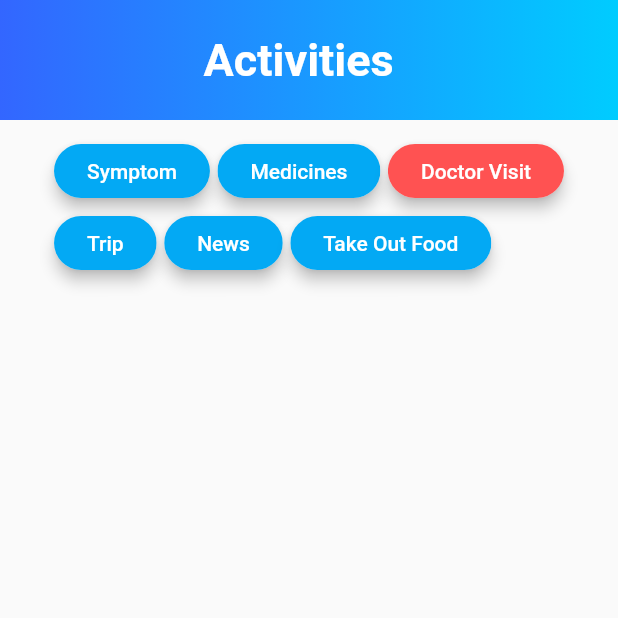
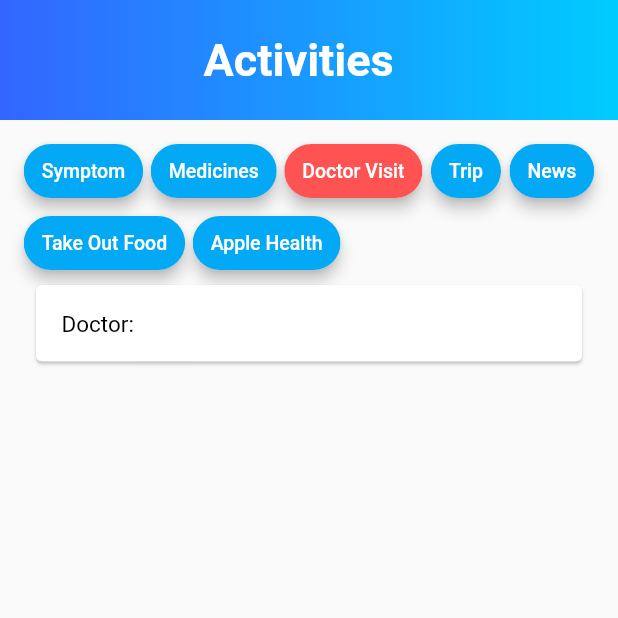
Before and after one commit to DiedInGraz/6234, a Flutter app: the Activity screen opened directly, after a tap on "Doctor Visit", on a phone screen of 412 x 824 dp, the top half of it. Run offline on Flutter 3.47's test engine with Material 2 defaults, Android fonts, the phone set to English and light mode, and no system bars; drawn by our look-alikes of flutter_slidable; our stand-ins replace cloud_firestore, firebase_auth, firebase_core; missing offline and left inert: health; accounts and stored records are empty; Roboto replaces fonts that are missing (Poppins).

Commit message:
update health data in activity page

```diff
--- a/lib/home/Activity.dart
+++ b/lib/home/Activity.dart
@@ -1,6 +1,7 @@
 import 'package:flutter/material.dart';
 import 'package:cs6234/home/Toolbar.dart';
 import 'package:cloud_firestore/cloud_firestore.dart';
+import 'package:firebase_auth/firebase_auth.dart';
 import 'package:flutter_slidable/flutter_slidable.dart';
 import 'package:cs6234/pages/Symptom.dart';
 import 'package:cs6234/pages/Medicines.dart';
@@ -8,6 +9,7 @@ import 'package:cs6234/pages/Doctor.dart';
 import 'package:cs6234/pages/Trip.dart';
 import 'package:cs6234/pages/News.dart';
 import 'package:cs6234/pages/Food.dart';
+import 'package:intl/intl.dart';
 
 class Activity extends StatefulWidget {
   const Activity({Key? key}) : super(key: key);
@@ -17,13 +19,30 @@ class Activity extends StatefulWidget {
 }
 
 class _ActivityState extends State<Activity> {
+  final authInstance = FirebaseAuth.instance;
   final firestoreInstance = FirebaseFirestore.instance;
 
-  var activitiList = ["Symptom", "Medicines", "Doctor Visit", "Trip", "News", "Take Out Food"];
+  var activitiList = ["Symptom", "Medicines", "Doctor Visit", "Trip", "News", "Take Out Food", "Apple Health"];
   var selectActivity = "Symptom";
   var selectActivityDatabase = "Symptoms";
 
   int? defaultChoiceIndex = 0;
+  String? username = "";
+
+  @override
+  void initState() {
+    super.initState();
+    final currentUser = authInstance.currentUser;
+    if (currentUser != null) {
+      print(currentUser);
+      username = currentUser.email;
+      print("here");
+    } else {
+      print(currentUser);
+      print("not login");
+    }
+  }
+
   scrollableRow() {
     return Wrap(
       spacing: 5,
@@ -33,7 +52,7 @@ class _ActivityState extends State<Activity> {
           label: Text(activitiList[index], style: const TextStyle(
               fontFamily: 'Poppins',
               color: Colors.white,
-              fontSize: 14.0,
+              fontSize: 13.0,
               fontWeight: FontWeight.w500
             )
           ),
@@ -63,6 +82,9 @@ class _ActivityState extends State<Activity> {
                 case "Take Out Food":
                   selectActivityDatabase = "Foods";
                   break;
+                case "Apple Health":
+                  selectActivityDatabase = "Health";
+                  break;
                 default:
                   break;
               }
@@ -70,7 +92,7 @@ class _ActivityState extends State<Activity> {
           },
           backgroundColor: Colors.lightBlue,
           elevation: 4,
-          padding: const EdgeInsets.fromLTRB(20.0, 0.0, 20.0, 0.0),
+          padding: const EdgeInsets.fromLTRB(10.0, 0.0, 10.0, 0.0),
         );
       }),
     );
@@ -112,6 +134,12 @@ class _ActivityState extends State<Activity> {
     });
   }
 
+  deleteHealth(String documentId) {
+    firestoreInstance.collection("Health").doc(documentId).delete().then((value){
+      print("Success delete take out food!");
+    });
+  }
+
   deleteFunctionality(String documentId) {
     switch(selectActivity) {
       case "Symptom":
@@ -131,6 +159,9 @@ class _ActivityState extends State<Activity> {
         break;
       case "Take Out Food":
         deleteFoods(documentId);
+        break;
+      case "Apple Health":
+        deleteHealth(documentId);
         break;
       default:
         break;
@@ -297,6 +328,38 @@ class _ActivityState extends State<Activity> {
             ]
           ),
         );
+      case "Apple Health":
+        return RichText(
+          text: TextSpan(
+            style: const TextStyle(
+              fontFamily: 'Poppins',
+              color: Colors.black,
+              fontSize: 15.0,
+              fontWeight: FontWeight.w400
+            ),
+            children: [
+              TextSpan(text: ds.data().toString().contains('date') ? DateFormat("yyyy-MM-dd").format(ds['date'].toDate()).toString() + " ": ""),
+              TextSpan(
+                text: ds.data().toString().contains('steps') ? "steps: " + ds['steps'].toString() : "",
+                style: const TextStyle(
+                  fontFamily: 'Poppins',
+                  color: Colors.black,
+                  fontSize: 15.0,
+                  fontWeight: FontWeight.w700
+                )
+              ),
+              TextSpan(
+                text: ds.data().toString().contains('distance') ? " distance: " + ds['distance'].toString() : "",
+                style: const TextStyle(
+                  fontFamily: 'Poppins',
+                  color: Colors.black,
+                  fontSize: 15.0,
+                  fontWeight: FontWeight.w700
+                )
+              )
+            ]
+          ),
+        );
       default:
         break;
     }
@@ -304,7 +367,7 @@ class _ActivityState extends State<Activity> {
 
   showDetail() {
     return StreamBuilder<QuerySnapshot>(
-      stream: FirebaseFirestore.instance.collection(selectActivityDatabase).snapshots(),
+      stream: FirebaseFirestore.instance.collection(selectActivityDatabase).where("username", isEqualTo: username).orderBy('submitTime', descending: true).snapshots(),
       builder: (BuildContext context, AsyncSnapshot<QuerySnapshot> snapshot) {
         if(!snapshot.hasData) {
           return const Center(
@@ -331,7 +394,7 @@ class _ActivityState extends State<Activity> {
                         deleteFunctionality(ds.id);
                       }),
                       children: [
-                        SlidableAction(
+                        selectActivity != "Apple Health" ? SlidableAction(
                           // An action can be bigger than the others.
                           flex: 2,
                           onPressed: (_) {
@@ -362,7 +425,7 @@ class _ActivityState extends State<Activity> {
                           foregroundColor: Colors.white,
                           icon: Icons.border_color,
                           label: 'Modify',
-                        ),
+                        ) : Container(),
                         SlidableAction(
                           // An action can be bigger than the others.
                           flex: 2,
```
Also changed, not shown: 1 other file.
